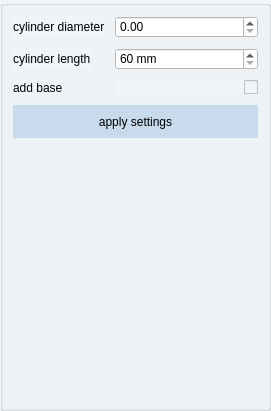
Above: src/windows/ui/cylinder_view.ui from brachify/brachify before the change. Below: the same form after it.
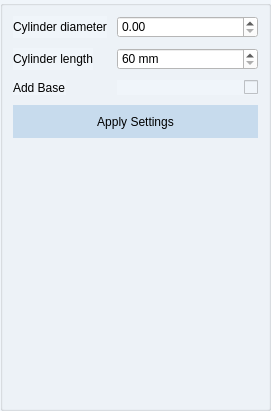
That is the form after the change.

The edit to the form file:
```diff
--- a/src/windows/ui/cylinder_view.ui
+++ b/src/windows/ui/cylinder_view.ui
@@ -70,7 +70,7 @@
          <string notr="true">background-color: rgb(240, 245, 250);</string>
         </property>
         <property name="text">
-         <string>cylinder diameter</string>
+         <string>Cylinder diameter</string>
         </property>
         <property name="buddy">
          <cstring>spinbox_diameter</cstring>
@@ -102,7 +102,7 @@
          <string notr="true">background-color: rgb(240, 245, 250);</string>
         </property>
         <property name="text">
-         <string>cylinder length</string>
+         <string>Cylinder length</string>
         </property>
         <property name="buddy">
          <cstring>spinbox_length</cstring>
@@ -143,7 +143,7 @@
          <string notr="true">background-color: rgb(240, 245, 250);</string>
         </property>
         <property name="text">
-         <string>add base</string>
+         <string>Add Base</string>
         </property>
         <property name="buddy">
          <cstring>cb_add_base</cstring>
@@ -217,7 +217,7 @@
 }</string>
       </property>
       <property name="text">
-       <string>apply settings</string>
+       <string>Apply Settings</string>
       </property>
      </widget>
     </item>
```
